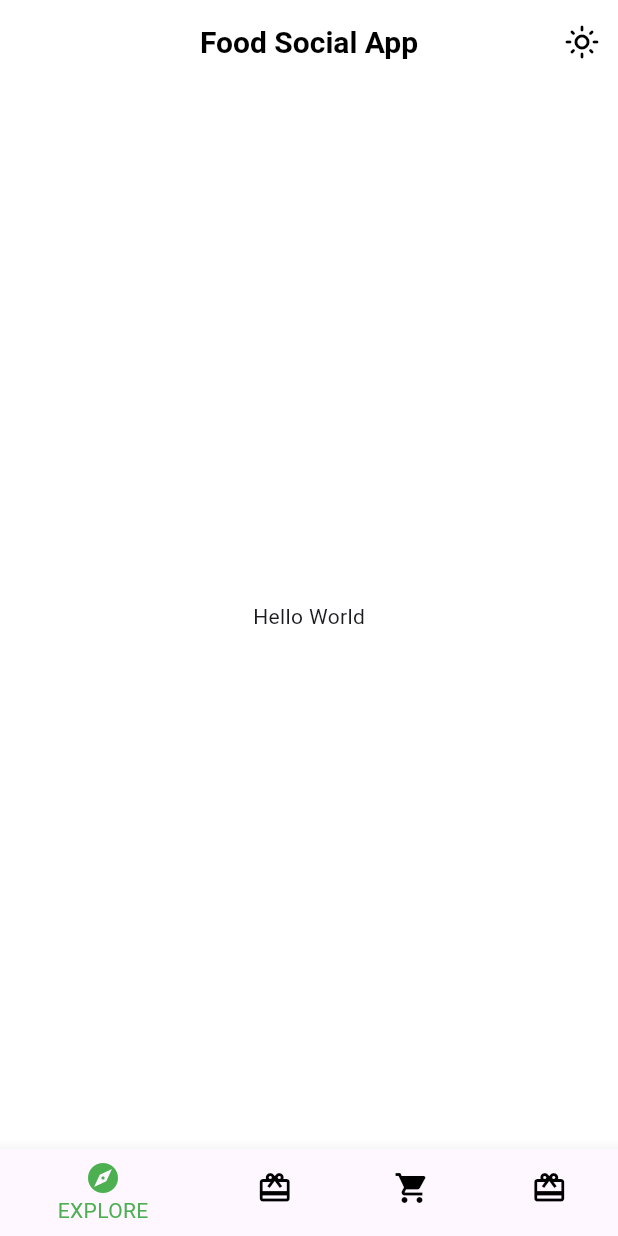
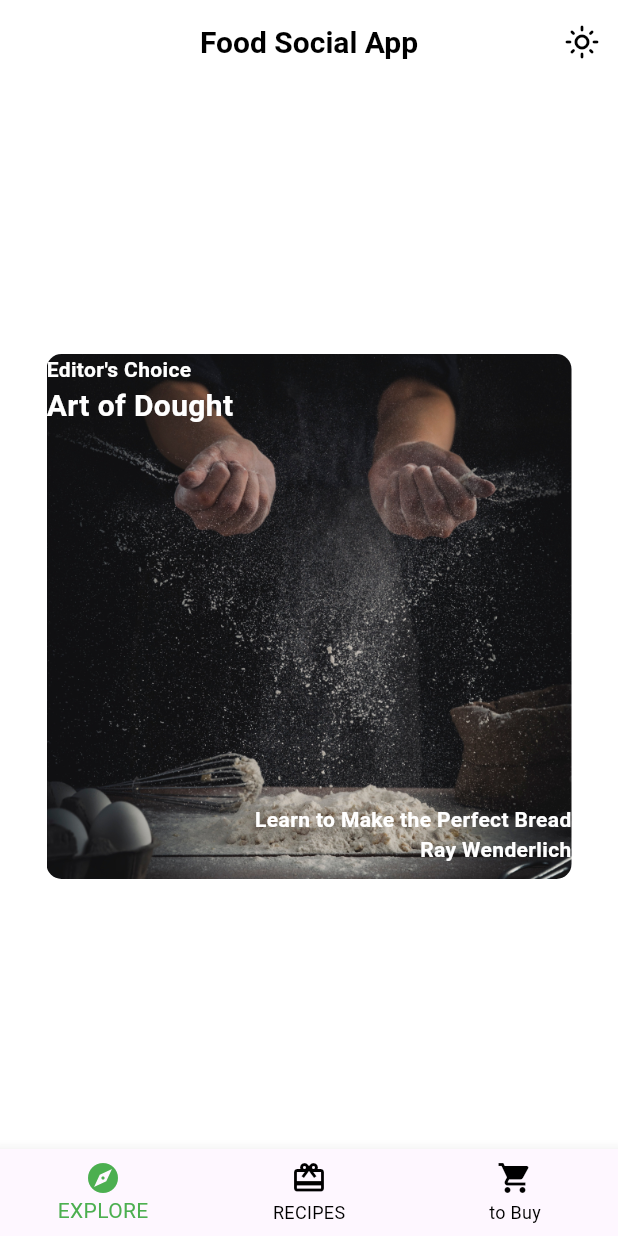
Before and after one commit to EqualNoches/mobile_development, a Flutter app: the screen it shows after launch, on a phone screen of 412 x 824 dp. Run offline on Flutter 3.47's test engine with Material 3 defaults, Android fonts, the phone set to English and light mode, and no system bars.

Commit message:
add new quizz proyect

```diff
--- /dev/null
+++ b/food_social_app/lib/components/card1.dart
@@ -0,0 +1,60 @@
+import 'package:flutter/material.dart';
+import 'package:food_social_app/food_theme.dart';
+
+class Card1 extends StatelessWidget {
+  const Card1({super.key});
+
+  final String category = 'Editor\'s Choice';
+  final String title = 'Art of Dought';
+  final String description = 'Learn to Make the Perfect Bread';
+  final String chef = "Ray Wenderlich";
+
+  @override
+  Widget build(BuildContext context) {
+    return Center(
+      child: Container(
+        constraints: BoxConstraints.expand(
+          width: 350,
+          height: 350
+        ),
+        decoration: BoxDecoration(
+          image: DecorationImage(image: AssetImage('assets/magazine_pics/mag1.png'),
+              fit: BoxFit.cover,
+          ),
+          borderRadius: BorderRadius.circular(10)
+        ),
+          child: Stack(
+            children: [
+              Text(category,
+                  style: FoodTheme.darkTextTheme.bodyLarge),
+
+          Positioned(
+            top: 20,
+              child: Text(
+                title,
+                style: FoodTheme.darkTextTheme.titleLarge,
+              ),
+          ),
+          Positioned(
+            bottom: 30,
+              right: 0,
+              child: Text(
+                description,
+                style: FoodTheme.darkTextTheme.bodyLarge,
+          ),
+          ),
+          Positioned(
+            bottom: 10,
+              right: 0,
+              child: Text(
+                chef,
+                style: FoodTheme.darkTextTheme.bodyLarge,
+              )
+            ),
+            ],
+      ),
+      ),
+
+    );
+  }
+}
--- /dev/null
+++ b/food_social_app/lib/explore_screen.dart
@@ -0,0 +1,12 @@
+import 'package:flutter/material.dart';
+import 'package:food_social_app/components/card1.dart';
+
+
+class ExploreScreen extends StatelessWidget {
+  const ExploreScreen({super.key});
+
+  @override
+  Widget build(BuildContext context) {
+    return Card1();
+  }
+}
--- a/food_social_app/lib/home.dart
+++ b/food_social_app/lib/home.dart
@@ -1,6 +1,9 @@
 import 'package:flutter/material.dart';
+import 'package:food_social_app/recipes_screen.dart';
+import 'package:food_social_app/tobuy_screen.dart';
 
 import 'components/theme_button.dart';
+import 'explore_screen.dart';
 
 class Home extends StatefulWidget {
   Home({super.key, required this.appTitle, required this.changeThemeMode});
@@ -12,6 +15,18 @@ class Home extends StatefulWidget {
 }
 
 class _HomeState extends State<Home> {
+
+  int currentScreen =0;
+  List<Widget> screens = [
+    ExploreScreen(),
+    RecipesScreen(),
+    TobuyScreen()
+  ];
+  void changeScreen(int index){
+    setState(() {
+      currentScreen = index;
+    });
+  }
   @override
   Widget build(BuildContext context) {
     const appTitle = 'Food Social App'; // set the app title as a constant
@@ -26,6 +41,10 @@ class _HomeState extends State<Home> {
       bottomNavigationBar: BottomNavigationBar(
         selectedItemColor: Colors.green,
         unselectedItemColor: Colors.black,
+        onTap: (value) {
+          changeScreen(value);
+        },
+          currentIndex: currentScreen,
         items: [
           BottomNavigationBarItem(
               icon: Icon(Icons.explore),
@@ -33,23 +52,15 @@ class _HomeState extends State<Home> {
           ),
           BottomNavigationBarItem(
               icon: Icon(Icons.card_giftcard),
-              label: 'EXPLORE'
+              label: 'RECIPES'
           ),
           BottomNavigationBarItem(
               icon: Icon(Icons.shopping_cart),
-              label: 'EXPLORE'
-          ),
-          BottomNavigationBarItem(
-              icon: Icon(Icons.card_giftcard),
-              label: 'GIFTCARD'
+              label: 'to Buy'
           ),
         ]
       ),
-      body: Center(
-        child: Container(
-          child: Text('Hello World'),
-        ),
-      ),
+      body:  screens[currentScreen]
     );
 
   }
--- /dev/null
+++ b/quizz_app/lib/main.dart
@@ -0,0 +1,15 @@
+import 'package:flutter/material.dart';
+import 'package:quizz_app/src/views/quizz_page.dart';
+
+void main() => runApp(Quizzler());
+
+
+class Quizzler extends StatelessWidget {
+  @override
+  Widget build(BuildContext context) {
+    return MaterialApp(
+      title: 'Material App',
+      home: QuizzPage(),
+    );
+  }
+}
--- /dev/null
+++ b/quizz_app/lib/src/controllers/quizz_controller.dart
@@ -0,0 +1,27 @@
+import 'package:quizz_app/src/models/question.dart';
+
+class QuizzController{
+
+  int _questionNumber = 0;
+
+  List<Question> _questionBank =[
+    Question(question: "The first dual-core CPU was the Intel Pentium D.", answer: false),
+    Question(question: "To bypass US Munitions Export Laws, the creator of the PGP published all the source code in book form", answer: true),
+    Question(question: "The common software-programming acronym \"I18N\" comes from the term \"Interlocalization\"", answer: false),
+    Question(question: "Early RAM was directly seated onto the motherboard and could not be easily removed.", answer: true)
+  ];
+
+  void nextQuestion(){
+    if(_questionNumber < _questionBank.length -1){
+      _questionNumber++;
+    }
+  }
+
+  String getQuestionText(){
+    return _questionBank[_questionNumber].question;
+  }
+
+  bool getCorrectAnswer(){
+    return _questionBank[_questionNumber].answer;
+  }
+}
--- /dev/null
+++ b/quizz_app/lib/src/models/question.dart
@@ -0,0 +1,6 @@
+class Question{
+  String question;
+  bool answer;
+
+  Question({required this.question, required this.answer});
+}
```
Also changed, not shown: food_social_app/lib/components/author_card.dart (added, +67 -0 lines), food_social_app/lib/components/card2.dart (added, +56 -0 lines), food_social_app/lib/components/circle_image.dart (added, +23 -0 lines), food_social_app/lib/recipes_screen.dart (added, +11 -0 lines), food_social_app/lib/tobuy_screen.dart (added, +12 -0 lines), quizz_app/analysis_options.yaml (added, +28 -0 lines), quizz_app/lib/src/views/quizz_page.dart (added, +110 -0 lines), quizz_app/pubspec.yaml (added, +90 -0 lines), 117 other files.
